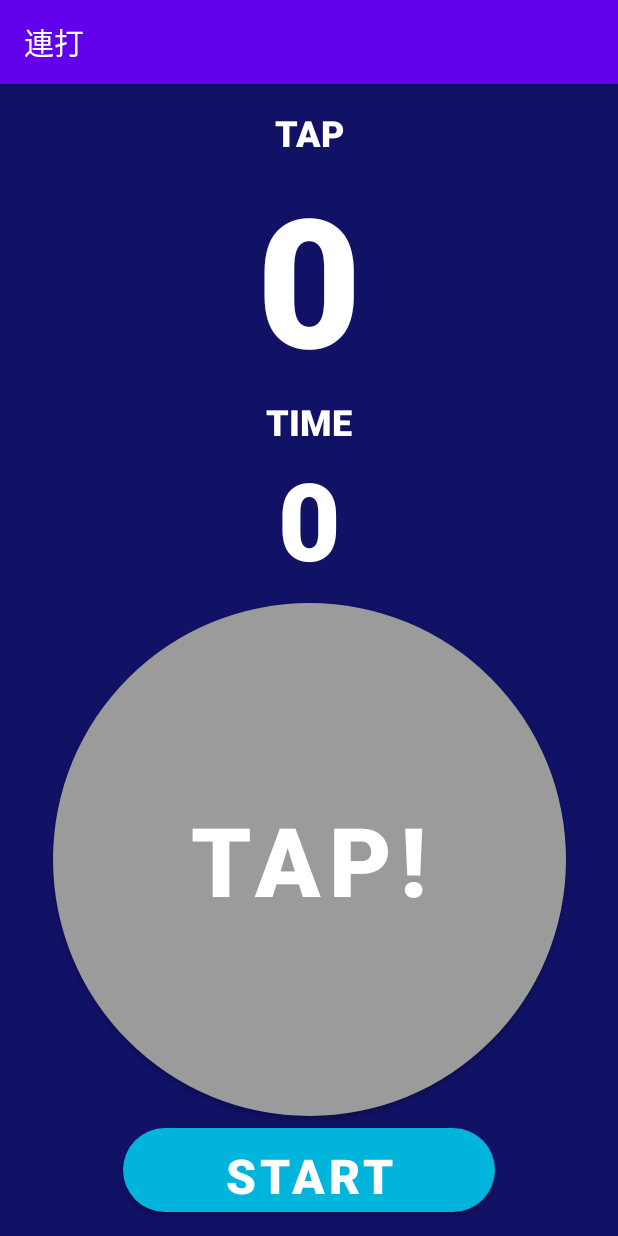
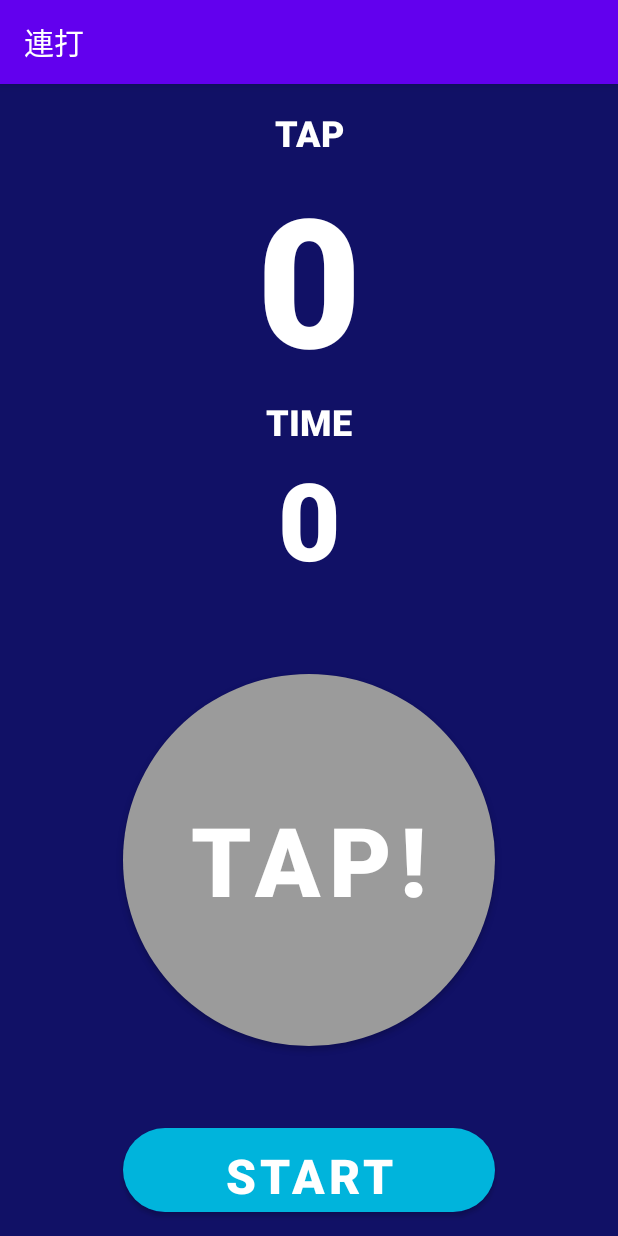
Before and after one commit to leaf-yamamoto/renda, an Android app: the screen it shows after launch (MainActivity), on a phone screen of 412 x 824 dp. Run offline under Robolectric (Android 15) with nearby library versions, the phone set to English and light mode, and no system bars.

Commit message:
連打アプリ2途中まで

```diff
--- a/app/src/main/java/app/yamamoto/leaf/renda/MainActivity.kt
+++ b/app/src/main/java/app/yamamoto/leaf/renda/MainActivity.kt
@@ -8,26 +8,26 @@ import androidx.core.view.isVisible
 import kotlinx.android.synthetic.main.activity_main.*
 
 class MainActivity : AppCompatActivity() {
-    var second Int: = 10
+    var second:Int = 10
     var tapCount = 0
 
-    val timer: CountDownTimer = object : CountDownTimer(10000, 10000) {
+    val timer: CountDownTimer = object : CountDownTimer(10000, 10000){
+
         override fun onFinish() {
             startButton.isVisible = true
             tapButton.setBackgroundResource(R.drawable.background_rounded_circle_glay)
             second = 10
+            secondText.text = second.toString()
             tapCount = 0
+            countText.text = tapCount.toString()
         }
 
-        override fun onTick(millisUntilFinished: Long) {
-            tapButton.setBackgroundResource(R.drawable.background_rounded_circle)
-            second -= 1
-            secondText.text = second.toString()
-
-        }
-
+            override fun onTick(millisUntilFinished: Long) {
+                tapButton.setBackgroundResource(R.drawable.background_rounded_circle)
+                second -= 1
+                secondText.text = second.toString()
+            }
     }
-
 
     override fun onCreate(savedInstanceState: Bundle?) {
         super.onCreate(savedInstanceState)
@@ -37,8 +37,10 @@ class MainActivity : AppCompatActivity() {
 
             countText.text = tapCount.toString()
             startButton.isVisible = false
+            timer.start()
+            tapButton.setBackgroundResource(R.drawable.background_rounded_circle)
 
-            timer.start()
+
         }
 
         tapButton.setOnClickListener {
@@ -51,4 +53,5 @@ class MainActivity : AppCompatActivity() {
             }
         }
     }
+
 }
--- a/app/src/main/res/layout/activity_main.xml
+++ b/app/src/main/res/layout/activity_main.xml
@@ -60,8 +60,8 @@
 
     <Button
         android:id="@+id/tapButton"
-        android:layout_width="0dp"
-        android:layout_height="0dp"
+        android:layout_width="248dp"
+        android:layout_height="248dp"
         android:layout_marginTop="8dp"
         android:layout_marginBottom="8dp"
         android:background="@drawable/background_rounded_circle_glay"
```
Also changed, not shown: 1 other file.
